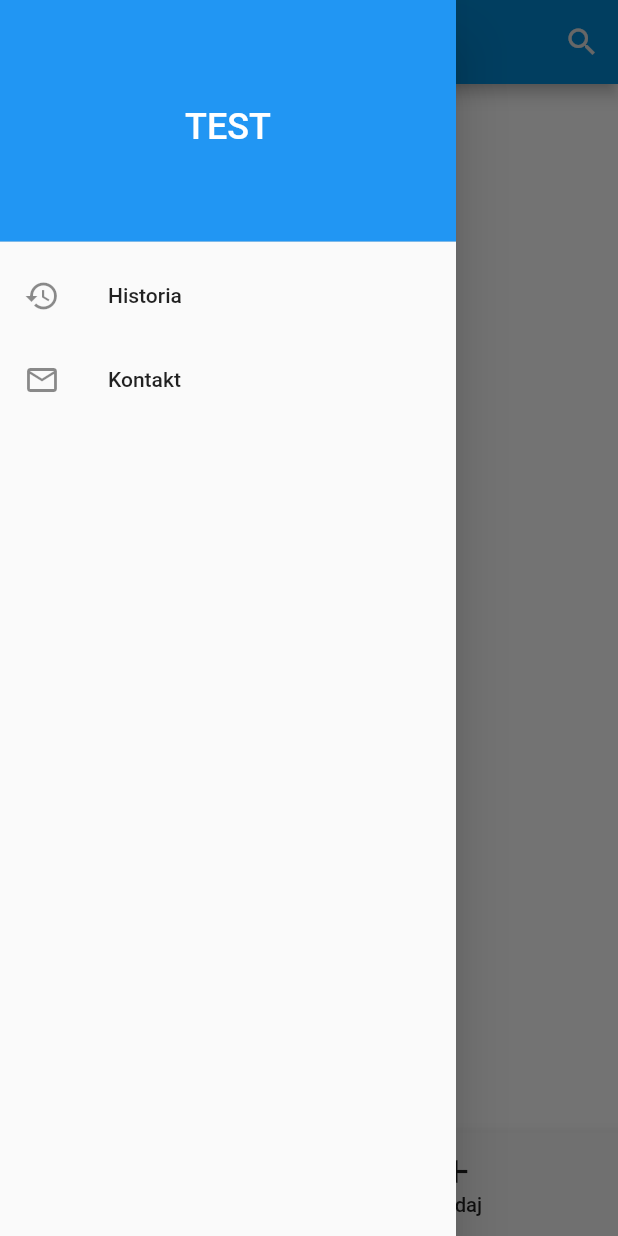
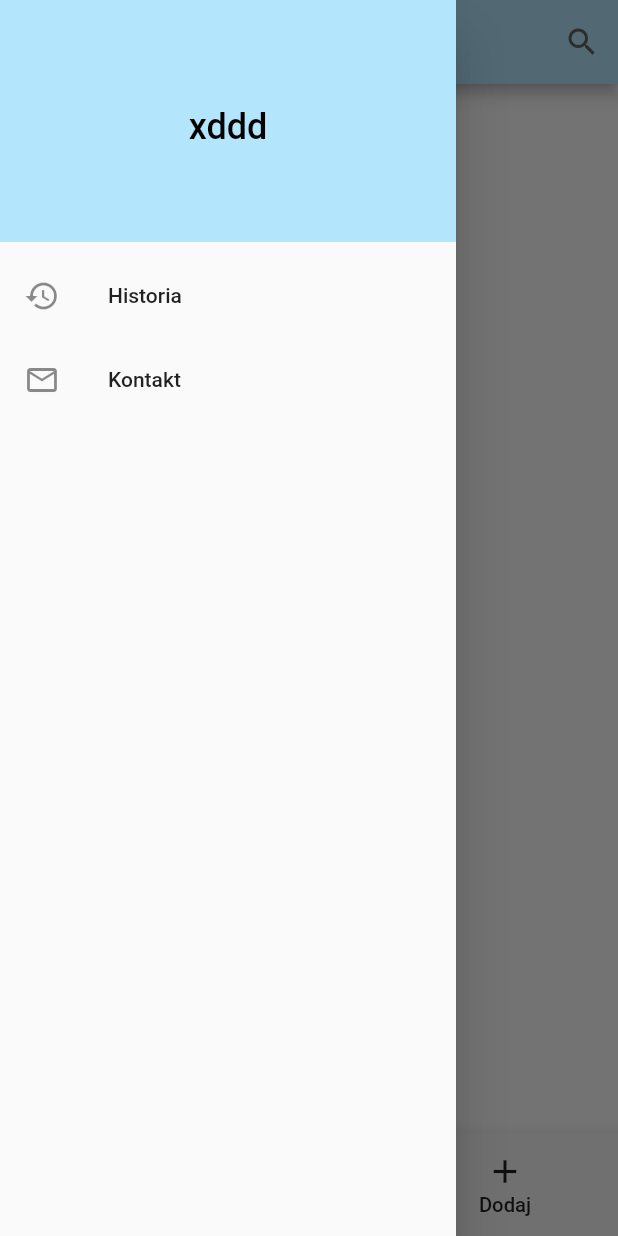
Before and after one commit to JSerwatka/Front-end_of_Optical-Character-Recognition-of-food-ingredients, a Flutter app: the screen it shows after launch, in the side drawer, after a tap on "Skanuj", on a phone screen of 412 x 824 dp. Run offline on Flutter 3.47's test engine with Material 2 defaults, Android fonts, the phone set to English and light mode, and no system bars; our stand-ins replace image_cropper, image_picker.

Commit message:
* pick and crop image working * some color changes

```diff
--- a/lib/main.dart
+++ b/lib/main.dart
@@ -5,7 +5,7 @@ import 'package:substances_ocr_app/screens/home.dart';
 import 'package:substances_ocr_app/screens/camera.dart';
 import 'package:substances_ocr_app/screens/history.dart';
 
-Future<void> main(){
+void main(){
 
   runApp(MaterialApp(
     initialRoute: '/main',
--- a/lib/screens/home.dart
+++ b/lib/screens/home.dart
@@ -78,15 +78,20 @@ class _HomeScreenState extends State<HomeScreen> {
       // ---- head ----
       appBar: AppBar(
         // title
-        title: Text("OCR Substances"),
-        backgroundColor: Colors.lightBlue[700],
+        title: Text(
+            "OCR Substances",
+          style: TextStyle(
+            color: Colors.grey[800],
+          ),
+        ),
+        backgroundColor: Colors.lightBlue[100],
         centerTitle: true,
         //settings icon
         leading: IconButton(
             onPressed: () =>_scaffoldKey.currentState.openDrawer(),
             icon: Icon(
               Icons.view_headline,
-              color: Colors.grey[300],
+              color: Colors.grey[700],
             ),
         ),
         // search icon
@@ -97,7 +102,7 @@ class _HomeScreenState extends State<HomeScreen> {
               },
               icon: Icon(
                 Icons.search,
-                color: Colors.grey[300],
+                color: Colors.grey[700],
               ),
           ),
         ],
@@ -109,13 +114,13 @@ class _HomeScreenState extends State<HomeScreen> {
           children: <Widget>[
             DrawerHeader(
               decoration: BoxDecoration(
-                color: Colors.blue,
+                color: Colors.lightBlue[100],
               ),
               child: Center(
                 child: Text(
-                  'TEST',
+                  'xddd',
                   style: TextStyle(
-                    color: Colors.white,
+                    color: Colors.black,
                     fontSize: 24,
                   ),
                 ),
@@ -148,17 +153,26 @@ class _HomeScreenState extends State<HomeScreen> {
           child: Row(
             mainAxisAlignment: MainAxisAlignment.spaceAround,
             children: <Widget>[
-//              BottomButton(
-//                label: "Główna",
-//                icon: Icons.home,
-//                onPressed: () {},
-//              ),
               BottomButton(
                 label: "Skanuj",
                 icon: Icons.camera_alt,
-                onPressed: () {
-                  capturedImage.pickAndCropImage(ImageSource.camera);
-                  MyImage(myImage: capturedImage.imageFile);
+                onPressed: () async {
+                  await capturedImage.pickAndCropImage(ImageSource.camera);
+                  if (capturedImage.imageFile != null) {
+                    Navigator.pushNamed(
+                        context, "/camera", arguments: capturedImage.imageFile);
+                  }
+                },
+              ),
+              BottomButton(
+                label: "Wybierz",
+                icon: Icons.insert_photo,
+                onPressed: () async {
+                  await capturedImage.pickAndCropImage(ImageSource.gallery);
+                  if (capturedImage.imageFile != null){
+                    Navigator.pushNamed(
+                        context, "/camera", arguments: capturedImage.imageFile);
+                  }
                 },
               ),
               BottomButton(
```
Also changed, not shown: lib/classes/image_capture.dart (+14 -2 lines), lib/screens/camera.dart (+3 -5 lines).
